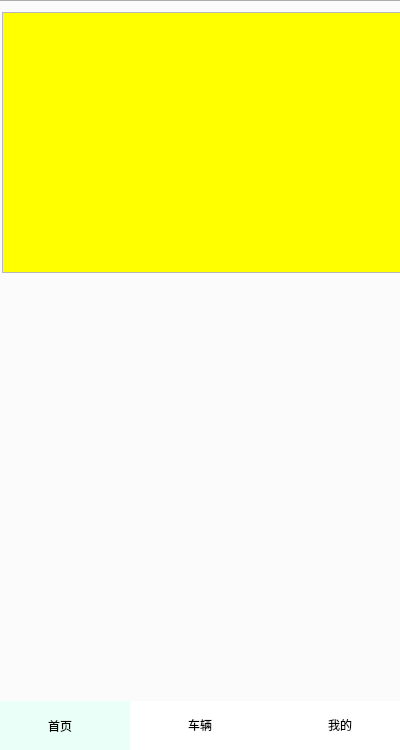
The window that Android_sourse/first.ui (KanzakiHMiu/qt-ParkingManagementSystem) describes before a commit, drawn with Qt 5.
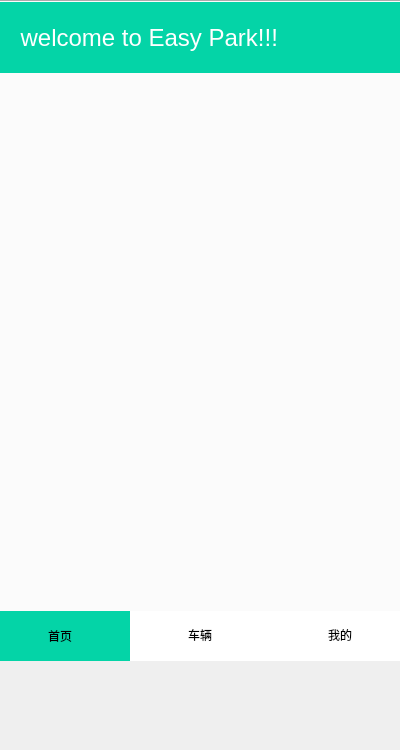
The same window after the commit. Icons and pictures are not drawn.

Diff of the .ui file:
```diff
--- a/Android_sourse/first.ui
+++ b/Android_sourse/first.ui
@@ -34,7 +34,7 @@
      <x>-10</x>
      <y>0</y>
      <width>421</width>
-     <height>751</height>
+     <height>661</height>
     </rect>
    </property>
    <property name="styleSheet">
@@ -43,7 +43,8 @@
     min-height: 50px; /* 选项卡的最小高度 */
 }
 QTabBar::tab:selected {
-    background-color: rgb(233, 255, 247); /* 选中选项卡的背景色 */
+     /* 选中选项卡的背景色 */
+	background-color: rgb(4, 212, 167);
     color: black; /* 选中选项卡的文本颜色 */
 }
 QTabBar::tab
@@ -75,11 +76,17 @@
      <property name="geometry">
       <rect>
        <x>10</x>
-       <y>10</y>
+       <y>80</y>
        <width>401</width>
        <height>261</height>
       </rect>
      </property>
+     <property name="styleSheet">
+      <string notr="true">QStackedWidget
+{
+border:none;
+}</string>
+     </property>
      <property name="frameShape">
       <enum>QFrame::StyledPanel</enum>
      </property>
@@ -90,7 +97,7 @@
       <property name="styleSheet">
        <string notr="true">QWidget
 {
-	background-color: rgb(255, 255, 0);
+	
 	image: url(:/sourse_images/222.png);
 }</string>
       </property>
@@ -106,31 +113,11 @@
       </property>
      </widget>
     </widget>
-    <widget class="QPushButton" name="nextButton">
-     <property name="geometry">
-      <rect>
-       <x>375</x>
-       <y>120</y>
-       <width>30</width>
-       <height>30</height>
-      </rect>
-     </property>
-     <property name="styleSheet">
-      <string notr="true">QPushButton
-{
-border:none;
-	image: url(:/sourse_images/left.png);
-}</string>
-     </property>
-     <property name="text">
-      <string/>
-     </property>
-    </widget>
     <widget class="QPushButton" name="previousButton">
      <property name="geometry">
       <rect>
        <x>10</x>
-       <y>120</y>
+       <y>190</y>
        <width>30</width>
        <height>30</height>
       </rect>
@@ -146,6 +133,61 @@
       <string/>
      </property>
     </widget>
+    <widget class="QPushButton" name="nextButton">
+     <property name="geometry">
+      <rect>
+       <x>370</x>
+       <y>190</y>
+       <width>30</width>
+       <height>30</height>
+      </rect>
+     </property>
+     <property name="styleSheet">
+      <string notr="true">QPushButton
+{
+border:none;
+	image: url(:/sourse_images/left.png);
+}</string>
+     </property>
+     <property name="text">
+      <string/>
+     </property>
+    </widget>
+    <widget class="QLineEdit" name="lineEdit">
+     <property name="geometry">
+      <rect>
+       <x>0</x>
+       <y>0</y>
+       <width>411</width>
+       <height>71</height>
+      </rect>
+     </property>
+     <property name="font">
+      <font>
+       <pointsize>18</pointsize>
+      </font>
+     </property>
+     <property name="styleSheet">
+      <string notr="true">QLineEdit
+{
+	background-color: rgb(4, 212, 167);
+	color: rgb(255, 255, 255);
+border:none;
+}</string>
+     </property>
+     <property name="text">
+      <string>    welcome to Easy Park!!!</string>
+     </property>
+     <property name="echoMode">
+      <enum>QLineEdit::Normal</enum>
+     </property>
+     <property name="alignment">
+      <set>Qt::AlignJustify|Qt::AlignVCenter</set>
+     </property>
+     <property name="readOnly">
+      <bool>true</bool>
+     </property>
+    </widget>
    </widget>
    <widget class="QWidget" name="car">
     <attribute name="title">
```
Left out of the diff: 43 changed lines with no effect on the pictures.
